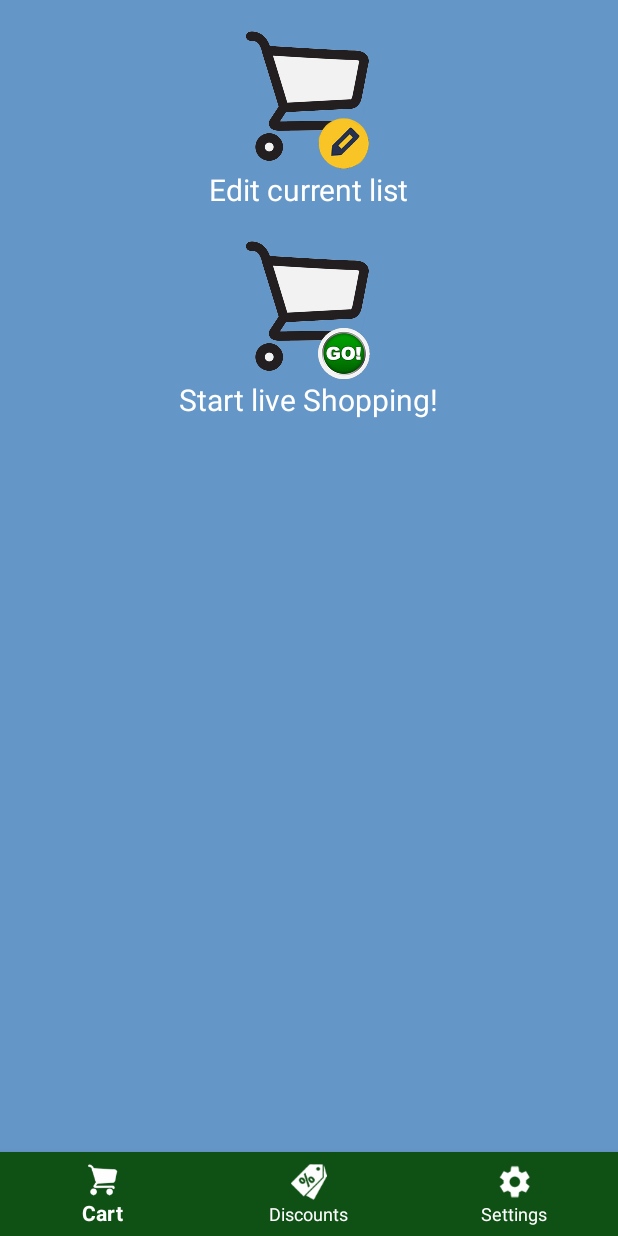
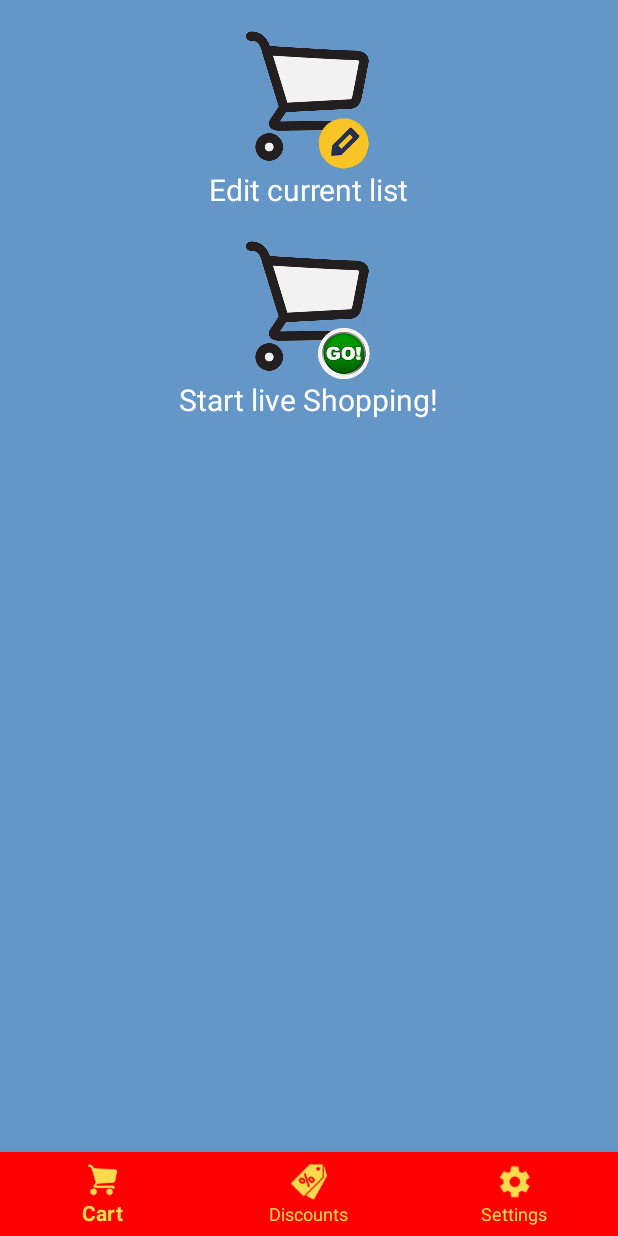
Before and after one commit to tamirmo/S-mart, an Android app: the MainActivity screen opened directly, with no data from a screen before it, on a phone screen of 412 x 824 dp. Run offline under Robolectric (Android 15) with nearby library versions, the phone set to English and light mode, and no system bars.

Commit message:
Shopper Client : * Add main UI colors (s_mart_ui_color, s_mart_titles_color) in colors.xml, it will easier to access them and change. * Changed the status bar color in styles.xml to black.

```diff
--- /dev/null
+++ b/Client/Shopper/app/src/main/res/drawable/s_mart_background.xml
@@ -0,0 +1,12 @@
+<?xml version="1.0" encoding="UTF-8"?>
+<selector xmlns:android="http://schemas.android.com/apk/res/android">
+    <item>
+        <shape>
+            <gradient
+                android:startColor="#ffdb4d"
+                android:centerColor="#ffffff"
+                android:endColor="#ffffff"
+                android:angle="-270"/>
+        </shape>
+    </item>
+</selector>
--- a/Client/Shopper/app/src/main/res/layout/activity_main.xml
+++ b/Client/Shopper/app/src/main/res/layout/activity_main.xml
@@ -5,7 +5,7 @@
     android:layout_width="match_parent"
     android:layout_height="match_parent"
     tools:context="tamirmo.shopper.MainActivity"
-    android:background="@color/app_background_color"
+    android:background="@drawable/s_mart_background"
     android:orientation="vertical">
 
     <FrameLayout
@@ -19,9 +19,9 @@
         android:layout_width="match_parent"
         android:layout_height="wrap_content"
         android:background="?android:attr/windowBackground"
-        app:itemBackground="@color/color_navigation_menu"
-        app:itemIconTint="@android:color/white"
-        app:itemTextColor="@android:color/white"
+        app:itemBackground="@color/s_mart_ui_color"
+        app:itemIconTint="@color/s_mart_titles_color"
+        app:itemTextColor="@color/s_mart_titles_color"
         app:menu="@menu/navigation"/>
 
 
--- a/Client/Shopper/app/src/main/res/values/colors.xml
+++ b/Client/Shopper/app/src/main/res/values/colors.xml
@@ -8,4 +8,6 @@
     <color name="app_background_color">#6496c8</color>
     <color name="app_background_color_old">@android:color/holo_green_dark</color>
     <color name="app_text_color">@android:color/white</color>
+    <color name="s_mart_titles_color">#ffdb4d</color>
+    <color name="s_mart_ui_color">#FF0000</color>
 </resources>
--- a/Client/Shopper/app/src/main/res/values/styles.xml
+++ b/Client/Shopper/app/src/main/res/values/styles.xml
@@ -4,7 +4,7 @@
     <style name="AppTheme" parent="Theme.AppCompat.Light.NoActionBar">
         <!-- Customize your theme here. -->
         <item name="colorPrimary">@color/colorPrimary</item>
-        <item name="colorPrimaryDark">@color/colorPrimaryDark</item>
+        <item name="colorPrimaryDark">@android:color/black</item>
         <item name="colorAccent">@color/colorAccent</item>
         <item name="android:layoutDirection">ltr</item>
     </style>
@@ -18,4 +18,10 @@
         <item name="android:layout_centerHorizontal">true</item>
     </style>
 
+
+    <style name="LoginButton" parent="Theme.AppCompat.Light">
+        <item name="colorControlHighlight">@color/s_mart_titles_color</item>
+        <item name="colorButtonNormal">@color/s_mart_ui_color</item>
+    </style>
+
 </resources>
--- a/Client/Shopper/build.gradle
+++ b/Client/Shopper/build.gradle
@@ -7,9 +7,10 @@ buildscript {
             url 'https://maven.google.com/'
             name 'Google'
         }
+        google()
     }
     dependencies {
-        classpath 'com.android.tools.build:gradle:2.3.2'
+        classpath 'com.android.tools.build:gradle:3.1.3'
 
         // NOTE: Do not place your application dependencies here; they belong
         // in the individual module build.gradle files
```
Also changed, not shown: Client/Shopper/gradle/wrapper/gradle-wrapper.properties.
